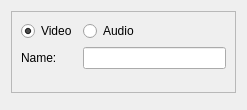
felixdittrich92/mission-uncuttable, file code/src/main/resources/base/ui/add_track.ui: the form before one commit.
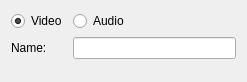
The form after the commit.

Commit message: #345 Styling of dialogs and message boxes

Patch:
```diff
--- a/code/src/main/resources/base/ui/add_track.ui
+++ b/code/src/main/resources/base/ui/add_track.ui
@@ -7,24 +7,12 @@
     <x>0</x>
     <y>0</y>
     <width>247</width>
-    <height>110</height>
+    <height>82</height>
    </rect>
   </property>
   <property name="windowTitle">
    <string>Dialog</string>
   </property>
-  <layout class="QVBoxLayout" name="verticalLayout">
-   <item>
-    <widget class="QFrame" name="frame">
-     <property name="autoFillBackground">
-      <bool>true</bool>
-     </property>
-     <property name="frameShape">
-      <enum>QFrame::StyledPanel</enum>
-     </property>
-     <property name="frameShadow">
-      <enum>QFrame::Raised</enum>
-     </property>
      <layout class="QGridLayout" name="gridLayout">
       <item row="0" column="0">
        <layout class="QFormLayout" name="formLayout">
@@ -57,10 +45,7 @@
         </item>
        </layout>
       </item>
-     </layout>
-    </widget>
-   </item>
-   <item>
+   <item row="1" column="0">
     <widget class="QDialogButtonBox" name="button_box">
      <property name="standardButtons">
       <set>QDialogButtonBox::NoButton</set>
```
Lines whose indentation alone changed are shown as unchanged. The commit also changes 5 other files.
